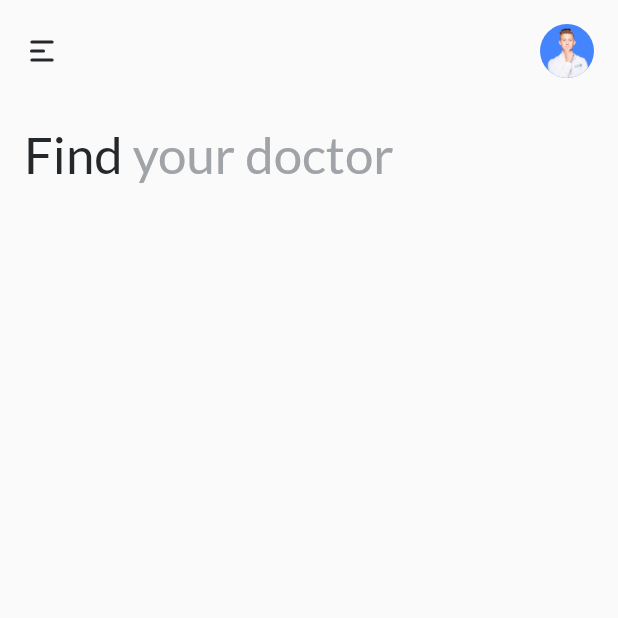
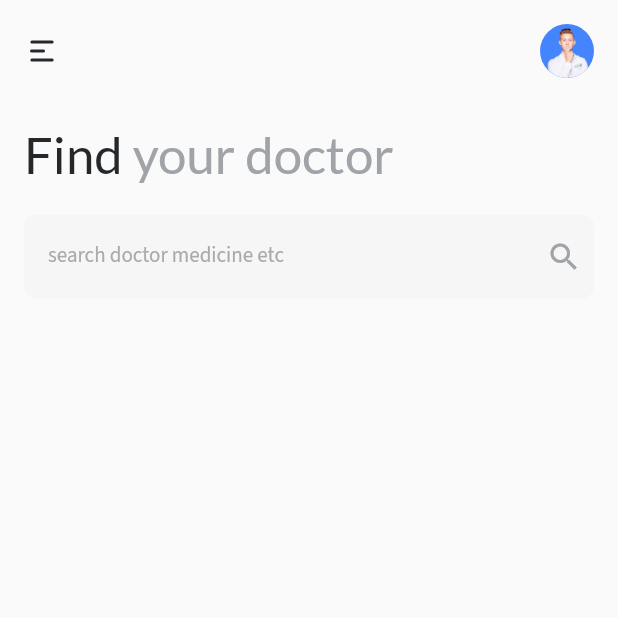
Before and after one commit to yogimeizalputra/Doctor-App, a Flutter app: the screen it shows after launch, on a phone screen of 412 x 824 dp, the top half of it. Run offline on Flutter 3.47's test engine with Material 2 defaults, Android fonts, the phone set to English and light mode, and no system bars; our stand-ins replace flutter_svg_provider, google_fonts.

Commit message:
Setup Search Box

```diff
--- a/lib/screens/home_screen.dart
+++ b/lib/screens/home_screen.dart
@@ -16,7 +16,7 @@ class HomeScreen extends StatelessWidget {
               crossAxisAlignment: CrossAxisAlignment.start,
               children: [
                 const HomeScreenNavbar(),
-                SizedBox(height: 30.0),
+                const SizedBox(height: 30.0),
                 RichText(
                   text: TextSpan(
                     style: Theme.of(context).textTheme.headline1,
@@ -32,7 +32,40 @@ class HomeScreen extends StatelessWidget {
                                   )),
                     ],
                   ),
-                )
+                ),
+                const SizedBox(height: 20.0),
+                Container(
+                  height: 56,
+                  padding: const EdgeInsets.only(
+                    right: 8,
+                    left: 16,
+                    bottom: 5,
+                    top: 6,
+                  ),
+                  decoration: BoxDecoration(
+                    borderRadius: BorderRadius.circular(8),
+                    color: kGreyColor500,
+                  ),
+                  child: TextField(
+                    style: Theme.of(context).textTheme.headline5!.copyWith(
+                          color: kBlackColor900,
+                        ),
+                    cursorHeight: 24,
+                    decoration: InputDecoration(
+                      suffixIcon: const Icon(
+                        Icons.search,
+                        color: kGreyColor900,
+                      ),
+                      suffixIconConstraints: const BoxConstraints(
+                        maxHeight: 24,
+                      ),
+                      hintText: 'search doctor medicine etc',
+                      hintStyle: Theme.of(context).textTheme.headline5!,
+                      contentPadding: const EdgeInsets.only(bottom: 5),
+                      border: InputBorder.none,
+                    ),
+                  ),
+                ),
               ],
             ),
           ),
```
